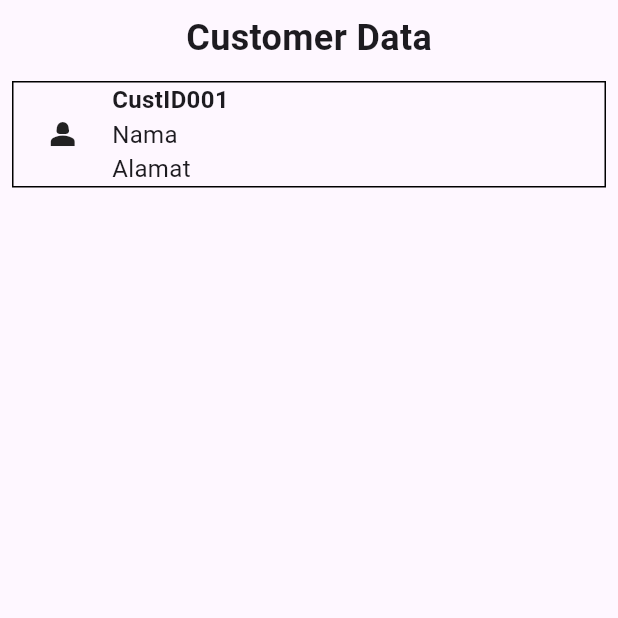
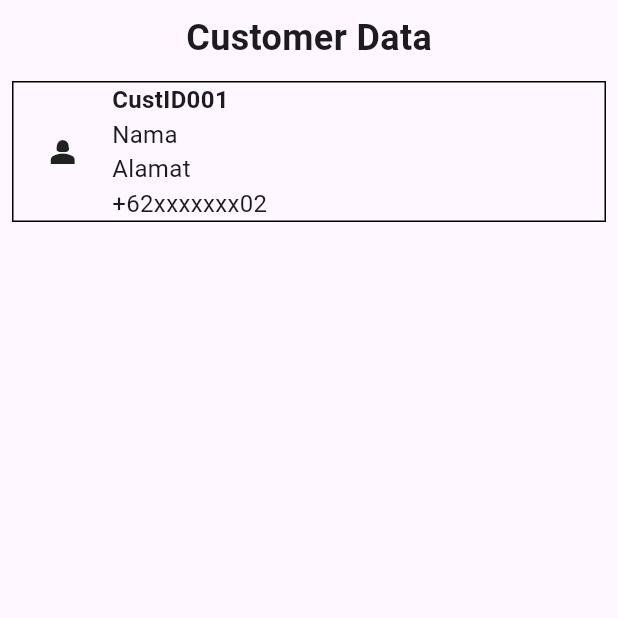
Before and after one commit to ang-office22/TTHdata, a Flutter app: the screen it shows after launch, on a phone screen of 412 x 824 dp, the top half of it. Run offline on Flutter 3.47's test engine with Material 3 defaults, Android fonts, the phone set to English and light mode, and no system bars.

Commit message:
Update main.dart

```diff
--- a/Flutter/flutter_applicationtth/lib/main.dart
+++ b/Flutter/flutter_applicationtth/lib/main.dart
@@ -18,7 +18,6 @@ class MainApp extends StatelessWidget {
             child: Column(
               children: [
                 Center(child: Text('Customer Data', style: TextStyle(fontSize: 24, fontWeight: FontWeight.bold),)),
-
                 SizedBox(height: 12,),
 
                 // test kotak data
@@ -40,6 +39,7 @@ class MainApp extends StatelessWidget {
                             Text('CustID001', style: TextStyle(fontSize: 16, fontWeight: FontWeight.bold ),),
                             Text('Nama', style: TextStyle(fontSize: 16,)),
                             Text('Alamat', style: TextStyle(fontSize: 16,)),
+                            Text('+62xxxxxxx02', style: TextStyle(fontSize: 16,)),
                           ],
                         ),
                       ),
```
